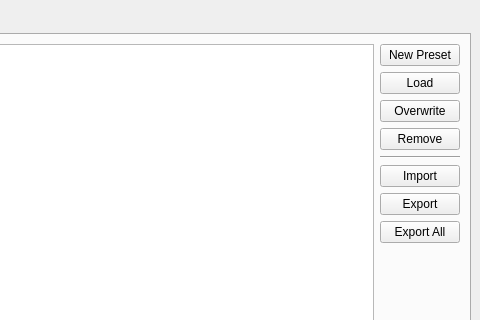
This is Glowstone/qtmainwindow.ui in theodoros1234/glowstone as Qt 5 draws it before an edit; both pictures show x 320 to 800 and y 0 to 320 of the 800 by 600 pixel window. The edited form follows.
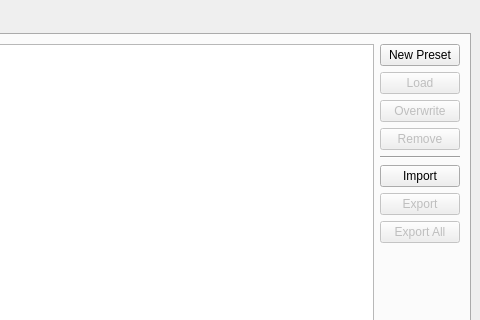
This is the edited form. The open tabs and pages were chosen to show the change.

```diff
--- a/Glowstone/qtmainwindow.ui
+++ b/Glowstone/qtmainwindow.ui
@@ -42,6 +42,9 @@
           </item>
           <item>
            <widget class="QPushButton" name="presetLoadButton">
+            <property name="enabled">
+             <bool>false</bool>
+            </property>
             <property name="text">
              <string>Load</string>
             </property>
@@ -49,6 +52,9 @@
           </item>
           <item>
            <widget class="QPushButton" name="presetOverwriteButton">
+            <property name="enabled">
+             <bool>false</bool>
+            </property>
             <property name="text">
              <string>Overwrite</string>
             </property>
@@ -56,6 +62,9 @@
           </item>
           <item>
            <widget class="QPushButton" name="presetRemoveButton">
+            <property name="enabled">
+             <bool>false</bool>
+            </property>
             <property name="text">
              <string>Remove</string>
             </property>
@@ -77,6 +86,9 @@
           </item>
           <item>
            <widget class="QPushButton" name="presetExport">
+            <property name="enabled">
+             <bool>false</bool>
+            </property>
             <property name="text">
              <string>Export</string>
             </property>
@@ -84,6 +96,9 @@
           </item>
           <item>
            <widget class="QPushButton" name="presetExportAll">
+            <property name="enabled">
+             <bool>false</bool>
+            </property>
             <property name="text">
              <string>Export All</string>
             </property>
```
Left out of the diff: 20 changed lines with no effect on the pictures.
